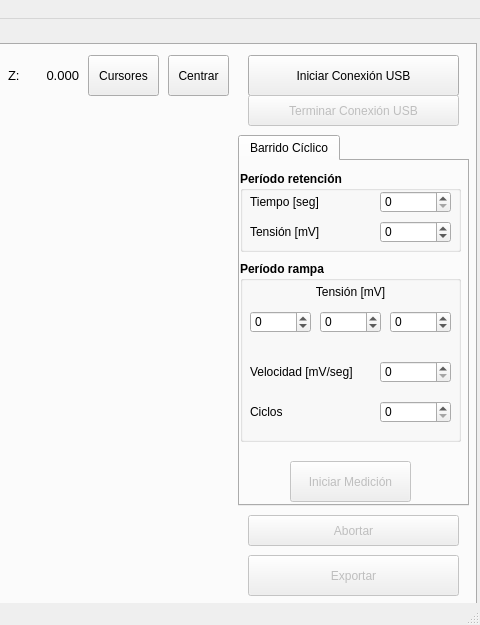
First picture: the form in qt/mainwindow.ui, repository potenciostato/potenciostato, before the edit; both pictures show x 544 to 1024 and y 0 to 625 of the 1024 by 625 pixel window.
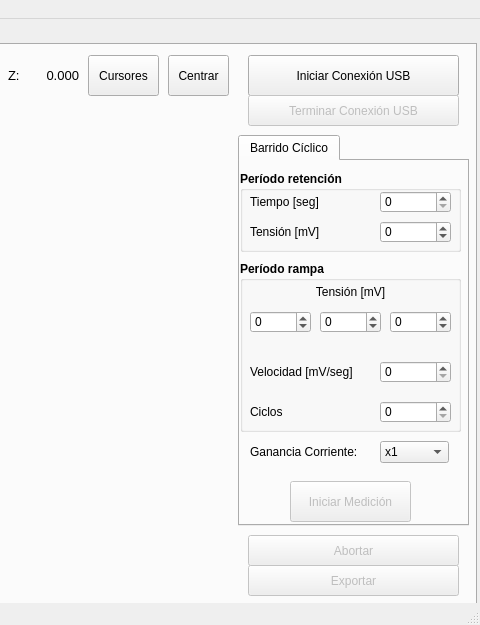
Second picture: the form after the edit. Custom widgets are drawn as their Qt base class.

Commit message: agregado selector de ganancia x1, x2, x5 y x10

```diff
--- a/qt/mainwindow.ui
+++ b/qt/mainwindow.ui
@@ -50,7 +50,7 @@
       <property name="geometry">
        <rect>
         <x>780</x>
-        <y>470</y>
+        <y>490</y>
         <width>211</width>
         <height>31</height>
        </rect>
@@ -74,9 +74,9 @@
       <property name="geometry">
        <rect>
         <x>780</x>
-        <y>510</y>
+        <y>520</y>
         <width>211</width>
-        <height>41</height>
+        <height>31</height>
        </rect>
       </property>
       <property name="font">
@@ -97,7 +97,7 @@
         <x>770</x>
         <y>90</y>
         <width>231</width>
-        <height>371</height>
+        <height>391</height>
        </rect>
       </property>
       <property name="font">
@@ -254,7 +254,7 @@
           <x>0</x>
           <y>100</y>
           <width>221</width>
-          <height>181</height>
+          <height>171</height>
          </rect>
         </property>
         <property name="font">
@@ -494,7 +494,7 @@
         <property name="geometry">
          <rect>
           <x>50</x>
-          <y>300</y>
+          <y>320</y>
           <width>121</width>
           <height>41</height>
          </rect>
@@ -508,6 +508,59 @@
          <string>Iniciar Medición</string>
         </property>
        </widget>
+       <widget class="QComboBox" name="Num_GanCorriente">
+        <property name="geometry">
+         <rect>
+          <x>140</x>
+          <y>280</y>
+          <width>69</width>
+          <height>22</height>
+         </rect>
+        </property>
+        <item>
+         <property name="text">
+          <string>x1</string>
+         </property>
+        </item>
+        <item>
+         <property name="text">
+          <string>x2</string>
+         </property>
+        </item>
+        <item>
+         <property name="text">
+          <string>x5</string>
+         </property>
+        </item>
+        <item>
+         <property name="text">
+          <string>x10</string>
+         </property>
+        </item>
+       </widget>
+       <widget class="QLabel" name="Lb_GanCorriente">
+        <property name="geometry">
+         <rect>
+          <x>10</x>
+          <y>280</y>
+          <width>111</width>
+          <height>21</height>
+         </rect>
+        </property>
+        <property name="font">
+         <font>
+          <pointsize>9</pointsize>
+          <weight>50</weight>
+          <bold>false</bold>
+         </font>
+        </property>
+        <property name="text">
+         <string>Ganancia Corriente:</string>
+        </property>
+        <property name="alignment">
+         <set>Qt::AlignLeading|Qt::AlignLeft|Qt::AlignVCenter</set>
+        </property>
+       </widget>
       </widget>
      </widget>
      <widget class="QPushButton" name="Bt_AutoCentrar">
```
The commit also changes 4 other files.
